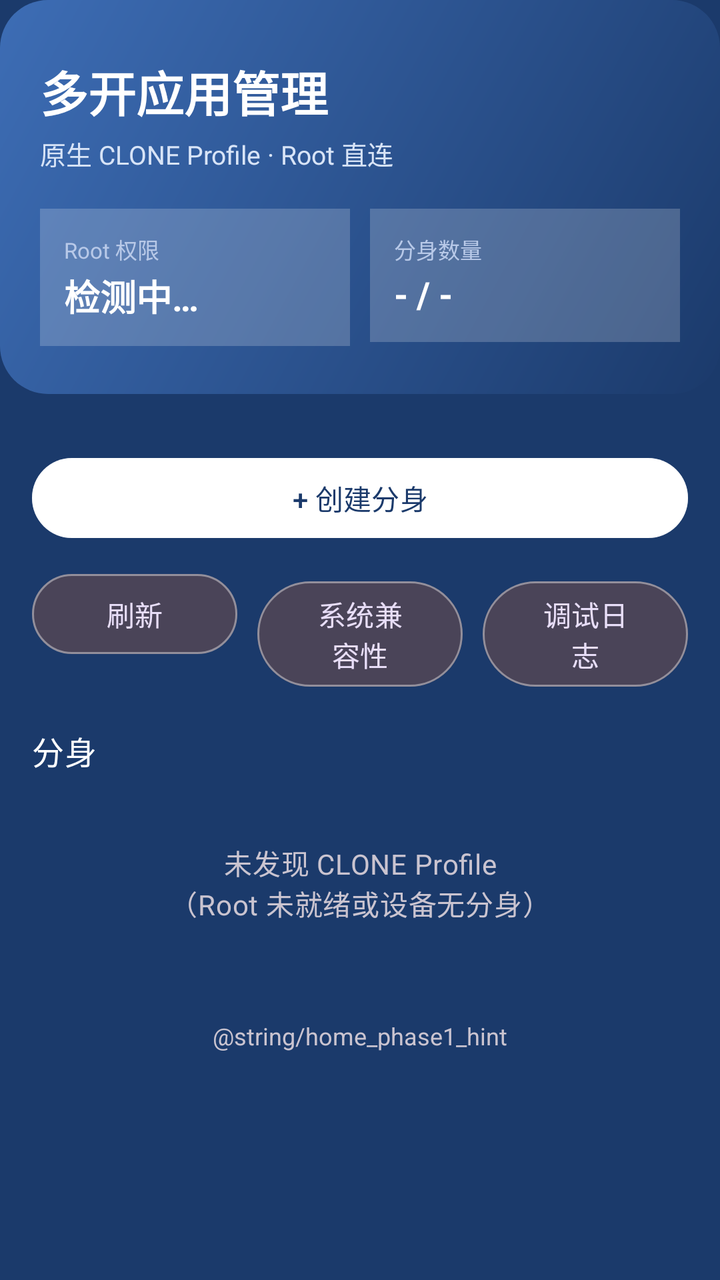
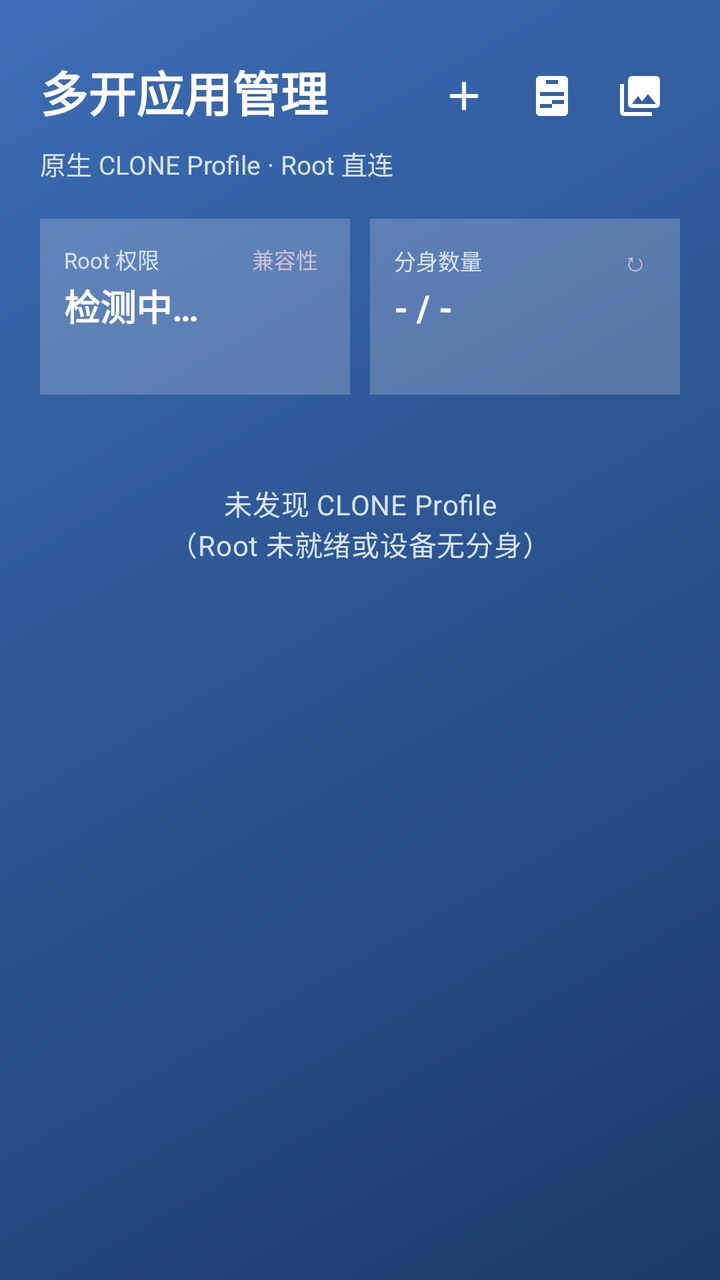

The first picture is an Android layout as it rendered before a commit; the second is the same layout after the commit. The layout source and the unified diff follow.
<!-- AndroidManifest.xml: application theme Theme.CloneManager -->
<!-- res/layout/activity_main.xml -->
<?xml version="1.0" encoding="utf-8"?>
<LinearLayout xmlns:android="http://schemas.android.com/apk/res/android"
    xmlns:app="http://schemas.android.com/apk/res-auto"
    android:layout_width="match_parent"
    android:layout_height="match_parent"
    android:orientation="vertical"
    android:background="?android:colorBackground">

    <LinearLayout
        android:layout_width="match_parent"
        android:layout_height="wrap_content"
        android:orientation="vertical"
        android:background="@drawable/bg_hero"
        android:paddingStart="20dp"
        android:paddingEnd="20dp"
        android:paddingTop="28dp"
        android:paddingBottom="24dp">

        <TextView
            android:layout_width="wrap_content"
            android:layout_height="wrap_content"
            android:text="@string/app_name"
            android:textColor="@color/hero_text"
            android:textSize="24sp"
            android:textStyle="bold" />

        <TextView
            android:layout_width="wrap_content"
            android:layout_height="wrap_content"
            android:layout_marginTop="4dp"
            android:text="原生 CLONE Profile · Root 直连"
            android:textColor="#D8E4F7"
            android:textSize="13sp" />

        <LinearLayout
            android:layout_width="match_parent"
            android:layout_height="wrap_content"
            android:layout_marginTop="18dp"
            android:orientation="horizontal">

            <LinearLayout
                android:layout_width="0dp"
                android:layout_height="wrap_content"
                android:layout_weight="1"
                android:orientation="vertical"
                android:background="#33FFFFFF"
                android:padding="12dp">

                <TextView
                    android:layout_width="wrap_content"
                    android:layout_height="wrap_content"
                    android:text="Root 权限"
                    android:textColor="#B8C9E8"
                    android:textSize="11sp" />

                <TextView
                    android:id="@+id/rootStatusHero"
                    android:layout_width="wrap_content"
                    android:layout_height="wrap_content"
                    android:layout_marginTop="2dp"
                    android:text="检测中…"
                    android:textColor="@color/hero_text"
                    android:textSize="18sp"
                    android:textStyle="bold" />
            </LinearLayout>

            <Space android:layout_width="10dp" android:layout_height="1dp" />

            <LinearLayout
                android:layout_width="0dp"
                android:layout_height="wrap_content"
                android:layout_weight="1"
                android:orientation="vertical"
                android:background="#33FFFFFF"
                android:padding="12dp">

                <TextView
                    android:layout_width="wrap_content"
                    android:layout_height="wrap_content"
                    android:text="分身数量"
                    android:textColor="#B8C9E8"
                    android:textSize="11sp" />

                <TextView
                    android:id="@+id/cloneCountHero"
                    android:layout_width="wrap_content"
                    android:layout_height="wrap_content"
                    android:layout_marginTop="2dp"
                    android:text="- / -"
                    android:textColor="@color/hero_text"
                    android:textSize="18sp"
                    android:textStyle="bold" />
            </LinearLayout>
        </LinearLayout>
    </LinearLayout>

    <ProgressBar
        android:id="@+id/progressBar"
        android:layout_width="wrap_content"
        android:layout_height="wrap_content"
        android:layout_gravity="center_horizontal"
        android:layout_marginTop="8dp"
        android:visibility="gone"
        android:indeterminate="true" />

    <androidx.core.widget.NestedScrollView
        android:layout_width="match_parent"
        android:layout_height="0dp"
        android:layout_weight="1"
        android:fillViewport="true">

        <LinearLayout
            android:layout_width="match_parent"
            android:layout_height="wrap_content"
            android:orientation="vertical"
            android:padding="16dp">

            <com.google.android.material.card.MaterialCardView
                android:id="@+id/errorCard"
                android:layout_width="match_parent"
                android:layout_height="wrap_content"
                android:visibility="gone"
                app:cardBackgroundColor="?attr/colorErrorContainer"
                app:cardCornerRadius="16dp"
                app:cardElevation="0dp">

                <TextView
                    android:id="@+id/errorText"
                    android:layout_width="match_parent"
                    android:layout_height="wrap_content"
                    android:padding="14dp"
                    android:textAppearance="@style/TextAppearance.Material3.BodyMedium"
                    android:textColor="?attr/colorOnErrorContainer" />
            </com.google.android.material.card.MaterialCardView>

            <com.google.android.material.button.MaterialButton
                android:id="@+id/btnCreate"
                style="@style/Widget.Material3.Button"
                android:layout_width="match_parent"
                android:layout_height="wrap_content"
                android:layout_marginTop="12dp"
                android:minHeight="48dp"
                android:drawableStart="@android:drawable/ic_input_add"
                android:drawableTint="?attr/colorOnPrimary"
                android:text="@string/action_create_clone" />

            <LinearLayout
                android:layout_width="match_parent"
                android:layout_height="wrap_content"
                android:layout_marginTop="10dp"
                android:orientation="horizontal">

                <com.google.android.material.button.MaterialButton
                    android:id="@+id/btnRefresh"
                    style="@style/Widget.Material3.Button.TonalButton"
                    android:layout_width="0dp"
                    android:layout_height="wrap_content"
                    android:layout_weight="1"
                    android:text="@string/home_refresh" />

                <com.google.android.material.button.MaterialButton
                    android:id="@+id/btnCompatibility"
                    style="@style/Widget.Material3.Button.TonalButton"
                    android:layout_width="0dp"
                    android:layout_height="wrap_content"
                    android:layout_marginStart="10dp"
                    android:layout_weight="1"
                    android:text="@string/home_compatibility" />

                <com.google.android.material.button.MaterialButton
                    android:id="@+id/btnLogs"
                    style="@style/Widget.Material3.Button.TonalButton"
                    android:layout_width="0dp"
                    android:layout_height="wrap_content"
                    android:layout_marginStart="10dp"
                    android:layout_weight="1"
                    android:text="调试日志" />
            </LinearLayout>

            <TextView
                android:id="@+id/cloneListTitle"
                android:layout_width="match_parent"
                android:layout_height="wrap_content"
                android:layout_marginTop="20dp"
                android:layout_marginBottom="10dp"
                android:text="@string/home_clone_list_title"
                android:textAppearance="@style/TextAppearance.Material3.TitleMedium" />

            <TextView
                android:id="@+id/cloneEmpty"
                android:layout_width="match_parent"
                android:layout_height="wrap_content"
                android:gravity="center"
                android:padding="24dp"
                android:text="@string/home_clone_empty"
                android:textAppearance="@style/TextAppearance.Material3.BodyMedium"
                android:textColor="?android:attr/textColorSecondary" />

            <androidx.recyclerview.widget.RecyclerView
                android:id="@+id/cloneList"
                android:layout_width="match_parent"
                android:layout_height="wrap_content"
                android:nestedScrollingEnabled="false"
                android:visibility="gone" />

            <TextView
                android:layout_width="match_parent"
                android:layout_height="wrap_content"
                android:layout_marginTop="20dp"
                android:padding="4dp"
                android:gravity="center"
                android:text="@string/home_phase1_hint"
                android:textSize="12sp"
                android:textColor="?android:attr/textColorSecondary" />
        </LinearLayout>
    </androidx.core.widget.NestedScrollView>
</LinearLayout>
<!-- resources referenced by this layout -->
<resources>
  <color name="hero_text">#FFFFFF</color>
  <!-- drawable bg_hero (drawable) -->
  <?xml version="1.0" encoding="utf-8"?>
  <shape xmlns:android="http://schemas.android.com/apk/res/android" android:shape="rectangle">
      <corners android:radius="24dp" />
      <gradient android:startColor="@color/hero_start" android:endColor="@color/hero_end" android:angle="135" />
  </shape>
  <string name="action_create_clone">+ 创建分身</string>
  <string name="app_name">多开应用管理</string>
  <string name="home_clone_empty">未发现 CLONE Profile\n（Root 未就绪或设备无分身）</string>
  <string name="home_clone_list_title">分身</string>
  <string name="home_compatibility">系统兼容性</string>
  <string name="home_refresh">刷新</string>
  <color name="hero_start">#1B3A6B</color>
  <color name="hero_end">#3D6DB5</color>
  <style name="ThemeOverlay.CloneManager.Dialog" parent="ThemeOverlay.Material3.Dialog">
          <item name="colorSurface">#26497F</item>
          <item name="colorOnSurface">#FFFFFF</item>
          <item name="colorOnSurfaceVariant">#D8E4F7</item>
          <item name="colorPrimary">#7FB0FF</item>
          <item name="android:textColorPrimary">#FFFFFF</item>
          <item name="android:textColorSecondary">#D8E4F7</item>
      </style>
  <style name="Widget.CloneManager.Button" parent="Widget.Material3.Button.OutlinedButton">
          <item name="android:textColor">#FFFFFF</item>
          <item name="strokeColor">#66FFFFFF</item>
          <item name="backgroundTint">@android:color/transparent</item>
      </style>
  <style name="Widget.CloneManager.Checkbox" parent="Widget.Material3.CompoundButton.CheckBox">
          <item name="android:button">@drawable/ic_checkbox_selector</item>
      </style>
  <style name="Widget.CloneManager.Tab" parent="Widget.Material3.TabLayout">
          <item name="tabTextColor">#B8C9E8</item>
          <item name="tabSelectedTextColor">#FFFFFF</item>
          <item name="tabIndicatorColor">#FFFFFF</item>
      </style>
  <!-- drawable bg_app_root (drawable) -->
  <?xml version="1.0" encoding="utf-8"?>
  <shape xmlns:android="http://schemas.android.com/apk/res/android"
      android:shape="rectangle">
      <gradient android:startColor="@color/hero_start" android:endColor="@color/hero_end" android:angle="135" android:type="linear" />
  </shape>
  <!-- drawable ic_checkbox_selector (drawable) -->
  <selector xmlns:android="http://schemas.android.com/apk/res/android">
      <item android:state_checked="true" android:drawable="@drawable/ic_check_white" />
      <item android:drawable="@drawable/ic_box_empty" />
  </selector>
  <!-- drawable ic_check_white (drawable) -->
  <vector xmlns:android="http://schemas.android.com/apk/res/android" android:width="24dp" android:height="24dp" android:viewportWidth="24" android:viewportHeight="24">
      <path android:fillColor="#00FFFFFF" android:strokeColor="#FFFFFF" android:strokeWidth="2.5" android:strokeLineCap="round" android:strokeLineJoin="round" android:pathData="M5,12.5 L9.5,17 L19,7" />
  </vector>
  <!-- drawable ic_box_empty (drawable) -->
  <shape xmlns:android="http://schemas.android.com/apk/res/android" android:shape="rectangle">
      <stroke android:width="1.5dp" android:color="#99FFFFFF" />
      <corners android:radius="4dp" />
      <solid android:color="#00FFFFFF" />
      <size android:width="24dp" android:height="24dp" />
  </shape>
  <!-- unchanged entries left out for length: 1 -->
</resources>

<!-- the commit's change to res/layout/activity_main.xml (unified diff, before → after) -->
@@ -1,217 +1,75 @@
 <?xml version="1.0" encoding="utf-8"?>
 <LinearLayout xmlns:android="http://schemas.android.com/apk/res/android"
     xmlns:app="http://schemas.android.com/apk/res-auto"
-    android:layout_width="match_parent"
-    android:layout_height="match_parent"
-    android:orientation="vertical"
-    android:background="?android:colorBackground">
-
-    <LinearLayout
-        android:layout_width="match_parent"
-        android:layout_height="wrap_content"
-        android:orientation="vertical"
-        android:background="@drawable/bg_hero"
-        android:paddingStart="20dp"
-        android:paddingEnd="20dp"
-        android:paddingTop="28dp"
-        android:paddingBottom="24dp">
-
-        <TextView
-            android:layout_width="wrap_content"
-            android:layout_height="wrap_content"
-            android:text="@string/app_name"
-            android:textColor="@color/hero_text"
-            android:textSize="24sp"
-            android:textStyle="bold" />
-
-        <TextView
-            android:layout_width="wrap_content"
-            android:layout_height="wrap_content"
-            android:layout_marginTop="4dp"
-            android:text="原生 CLONE Profile · Root 直连"
-            android:textColor="#D8E4F7"
-            android:textSize="13sp" />
-
-        <LinearLayout
-            android:layout_width="match_parent"
-            android:layout_height="wrap_content"
-            android:layout_marginTop="18dp"
-            android:orientation="horizontal">
-
-            <LinearLayout
-                android:layout_width="0dp"
-                android:layout_height="wrap_content"
-                android:layout_weight="1"
-                android:orientation="vertical"
-                android:background="#33FFFFFF"
-                android:padding="12dp">
-
-                <TextView
-                    android:layout_width="wrap_content"
-                    android:layout_height="wrap_content"
-                    android:text="Root 权限"
-                    android:textColor="#B8C9E8"
-                    android:textSize="11sp" />
-
-                <TextView
-                    android:id="@+id/rootStatusHero"
-                    android:layout_width="wrap_content"
-                    android:layout_height="wrap_content"
-                    android:layout_marginTop="2dp"
-                    android:text="检测中…"
-                    android:textColor="@color/hero_text"
-                    android:textSize="18sp"
-                    android:textStyle="bold" />
+    android:layout_width="match_parent" android:layout_height="match_parent"
+    android:orientation="vertical" android:background="?attr/rootBackground">
+    <LinearLayout android:layout_width="match_parent" android:layout_height="wrap_content" android:orientation="vertical"
+        android:paddingStart="20dp" android:paddingEnd="20dp" android:paddingTop="28dp" android:paddingBottom="12dp">
+        <RelativeLayout android:layout_width="match_parent" android:layout_height="wrap_content">
+            <TextView android:layout_width="wrap_content" android:layout_height="wrap_content" android:layout_alignParentStart="true"
+                android:text="@string/app_name" android:textColor="?attr/colorOnSurface" android:textSize="24sp" android:textStyle="bold" />
+            <LinearLayout android:layout_width="wrap_content" android:layout_height="wrap_content" android:layout_alignParentEnd="true"
+                android:orientation="horizontal" android:gravity="center_vertical">
+                <androidx.appcompat.widget.AppCompatImageButton android:id="@+id/btnCreate" android:layout_width="40dp" android:layout_height="40dp"
+                    android:background="?attr/selectableItemBackgroundBorderless" android:contentDescription="创建分身"
+                    android:src="@drawable/ic_add" android:scaleType="centerInside" app:tint="?attr/colorOnSurface" />
+                <androidx.appcompat.widget.AppCompatImageButton android:id="@+id/btnLogs" android:layout_width="40dp" android:layout_height="40dp"
+                    android:layout_marginStart="4dp" android:background="?attr/selectableItemBackgroundBorderless"
+                    android:contentDescription="调试日志" android:src="@drawable/ic_book" android:scaleType="centerInside" app:tint="?attr/colorOnSurface" />
+                <androidx.appcompat.widget.AppCompatImageButton android:id="@+id/btnTheme" android:layout_width="40dp" android:layout_height="40dp"
+                    android:layout_marginStart="4dp" android:background="?attr/selectableItemBackgroundBorderless"
+                    android:contentDescription="主题管理" android:src="@drawable/ic_gallery" android:scaleType="centerInside" app:tint="?attr/colorOnSurface" />
             </LinearLayout>
-
+        </RelativeLayout>
+        <TextView android:layout_width="wrap_content" android:layout_height="wrap_content" android:layout_marginTop="4dp"
+            android:text="原生 CLONE Profile · Root 直连" android:textColor="?attr/colorOnSurfaceVariant" android:textSize="13sp" />
+        <LinearLayout android:layout_width="match_parent" android:layout_height="wrap_content" android:layout_marginTop="18dp" android:orientation="horizontal">
+            <LinearLayout android:layout_width="0dp" android:layout_height="88dp" android:layout_weight="1" android:orientation="vertical"
+                android:background="#33FFFFFF" android:padding="12dp">
+                <LinearLayout android:layout_width="match_parent" android:layout_height="wrap_content" android:orientation="horizontal" android:gravity="center_vertical">
+                    <TextView android:layout_width="0dp" android:layout_height="wrap_content" android:layout_weight="1"
+                        android:text="Root 权限" android:textColor="?attr/colorOnSurfaceVariant" android:textSize="11sp" />
+                    <TextView android:id="@+id/btnCompatibility" android:layout_width="wrap_content" android:layout_height="wrap_content"
+                        android:text="兼容性" android:textColor="?attr/colorSecondary" android:textSize="11sp"
+                        android:paddingStart="4dp" android:paddingEnd="4dp" android:background="?attr/selectableItemBackground" />
+                </LinearLayout>
+                <TextView android:id="@+id/rootStatusHero" android:layout_width="wrap_content" android:layout_height="wrap_content"
+                    android:layout_marginTop="2dp" android:text="检测中…" android:textColor="?attr/colorOnSurface"
+                    android:textSize="18sp" android:textStyle="bold" />
+            </LinearLayout>
             <Space android:layout_width="10dp" android:layout_height="1dp" />
-
-            <LinearLayout
-                android:layout_width="0dp"
-                android:layout_height="wrap_content"
-                android:layout_weight="1"
-                android:orientation="vertical"
-                android:background="#33FFFFFF"
-                android:padding="12dp">
-
-                <TextView
-                    android:layout_width="wrap_content"
-                    android:layout_height="wrap_content"
-                    android:text="分身数量"
-                    android:textColor="#B8C9E8"
-                    android:textSize="11sp" />
-
-                <TextView
-                    android:id="@+id/cloneCountHero"
-                    android:layout_width="wrap_content"
-                    android:layout_height="wrap_content"
-                    android:layout_marginTop="2dp"
-                    android:text="- / -"
-                    android:textColor="@color/hero_text"
-                    android:textSize="18sp"
-                    android:textStyle="bold" />
+            <LinearLayout android:layout_width="0dp" android:layout_height="88dp" android:layout_weight="1" android:orientation="vertical"
+                android:background="#33FFFFFF" android:padding="12dp">
+                <LinearLayout android:layout_width="match_parent" android:layout_height="wrap_content" android:orientation="horizontal" android:gravity="center_vertical">
+                    <TextView android:layout_width="0dp" android:layout_height="wrap_content" android:layout_weight="1"
+                        android:text="分身数量" android:textColor="?attr/colorOnSurfaceVariant" android:textSize="11sp" />
+                    <TextView android:id="@+id/btnRefresh" android:layout_width="wrap_content" android:layout_height="wrap_content"
+                        android:text="↻" android:textColor="?attr/colorSecondary" android:textSize="13sp"
+                        android:paddingStart="4dp" android:paddingEnd="4dp" android:background="?attr/selectableItemBackground" />
+                </LinearLayout>
+                <TextView android:id="@+id/cloneCountHero" android:layout_width="wrap_content" android:layout_height="wrap_content"
+                    android:layout_marginTop="2dp" android:text="- / -" android:textColor="?attr/colorOnSurface"
+                    android:textSize="18sp" android:textStyle="bold" />
             </LinearLayout>
         </LinearLayout>
     </LinearLayout>
-
-    <ProgressBar
-        android:id="@+id/progressBar"
-        android:layout_width="wrap_content"
-        android:layout_height="wrap_content"
-        android:layout_gravity="center_horizontal"
-        android:layout_marginTop="8dp"
-        android:visibility="gone"
-        android:indeterminate="true" />
-
-    <androidx.core.widget.NestedScrollView
-        android:layout_width="match_parent"
-        android:layout_height="0dp"
-        android:layout_weight="1"
-        android:fillViewport="true">
-
-        <LinearLayout
-            android:layout_width="match_parent"
-            android:layout_height="wrap_content"
-            android:orientation="vertical"
-            android:padding="16dp">
-
-            <com.google.android.material.card.MaterialCardView
-                android:id="@+id/errorCard"
-                android:layout_width="match_parent"
-                android:layout_height="wrap_content"
-                android:visibility="gone"
-                app:cardBackgroundColor="?attr/colorErrorContainer"
-                app:cardCornerRadius="16dp"
-                app:cardElevation="0dp">
-
-                <TextView
-                    android:id="@+id/errorText"
-                    android:layout_width="match_parent"
-                    android:layout_height="wrap_content"
-                    android:padding="14dp"
-                    android:textAppearance="@style/TextAppearance.Material3.BodyMedium"
-                    android:textColor="?attr/colorOnErrorContainer" />
+    <ProgressBar android:id="@+id/progressBar" android:layout_width="wrap_content" android:layout_height="wrap_content"
+        android:layout_gravity="center_horizontal" android:layout_marginTop="8dp" android:indeterminateTint="@android:color/white"
+        android:visibility="gone" android:indeterminate="true" />
+    <androidx.core.widget.NestedScrollView android:layout_width="match_parent" android:layout_height="0dp" android:layout_weight="1" android:fillViewport="true">
+        <LinearLayout android:layout_width="match_parent" android:layout_height="wrap_content" android:orientation="vertical"
+            android:paddingStart="16dp" android:paddingEnd="16dp" android:paddingTop="8dp" android:paddingBottom="16dp">
+            <com.google.android.material.card.MaterialCardView android:id="@+id/errorCard" android:layout_width="match_parent"
+                android:layout_height="wrap_content" android:visibility="gone" app:cardBackgroundColor="#66FF0000"
+                app:cardCornerRadius="16dp" app:cardElevation="0dp">
+                <TextView android:id="@+id/errorText" android:layout_width="match_parent" android:layout_height="wrap_content"
+                    android:padding="14dp" android:textAppearance="@style/TextAppearance.Material3.BodyMedium" android:textColor="?attr/colorOnSurface" />
             </com.google.android.material.card.MaterialCardView>
-
-            <com.google.android.material.button.MaterialButton
-                android:id="@+id/btnCreate"
-                style="@style/Widget.Material3.Button"
-                android:layout_width="match_parent"
-                android:layout_height="wrap_content"
-                android:layout_marginTop="12dp"
-                android:minHeight="48dp"
-                android:drawableStart="@android:drawable/ic_input_add"
-                android:drawableTint="?attr/colorOnPrimary"
-                android:text="@string/action_create_clone" />
-
-            <LinearLayout
-                android:layout_width="match_parent"
-                android:layout_height="wrap_content"
-                android:layout_marginTop="10dp"
-                android:orientation="horizontal">
-
-                <com.google.android.material.button.MaterialButton
-                    android:id="@+id/btnRefresh"
-                    style="@style/Widget.Material3.Button.TonalButton"
-                    android:layout_width="0dp"
-                    android:layout_height="wrap_content"
-                    android:layout_weight="1"
-                    android:text="@string/home_refresh" />
-
-                <com.google.android.material.button.MaterialButton
-                    android:id="@+id/btnCompatibility"
-                    style="@style/Widget.Material3.Button.TonalButton"
-                    android:layout_width="0dp"
-                    android:layout_height="wrap_content"
-                    android:layout_marginStart="10dp"
-                    android:layout_weight="1"
-                    android:text="@string/home_compatibility" />
-
-                <com.google.android.material.button.MaterialButton
-                    android:id="@+id/btnLogs"
-                    style="@style/Widget.Material3.Button.TonalButton"
-                    android:layout_width="0dp"
-                    android:layout_height="wrap_content"
-                    android:layout_marginStart="10dp"
-                    android:layout_weight="1"
-                    android:text="调试日志" />
-            </LinearLayout>
-
-            <TextView
-                android:id="@+id/cloneListTitle"
-                android:layout_width="match_parent"
-                android:layout_height="wrap_content"
-                android:layout_marginTop="20dp"
-                android:layout_marginBottom="10dp"
-                android:text="@string/home_clone_list_title"
-                android:textAppearance="@style/TextAppearance.Material3.TitleMedium" />
-
-            <TextView
-                android:id="@+id/cloneEmpty"
-                android:layout_width="match_parent"
-                android:layout_height="wrap_content"
-                android:gravity="center"
-                android:padding="24dp"
-                android:text="@string/home_clone_empty"
-                android:textAppearance="@style/TextAppearance.Material3.BodyMedium"
-                android:textColor="?android:attr/textColorSecondary" />
-
-            <androidx.recyclerview.widget.RecyclerView
-                android:id="@+id/cloneList"
-                android:layout_width="match_parent"
-                android:layout_height="wrap_content"
-                android:nestedScrollingEnabled="false"
-                android:visibility="gone" />
-
-            <TextView
-                android:layout_width="match_parent"
-                android:layout_height="wrap_content"
-                android:layout_marginTop="20dp"
-                android:padding="4dp"
-                android:gravity="center"
-                android:text="@string/home_phase1_hint"
-                android:textSize="12sp"
-                android:textColor="?android:attr/textColorSecondary" />
+            <TextView android:id="@+id/cloneEmpty" android:layout_width="match_parent" android:layout_height="wrap_content"
+                android:gravity="center" android:padding="24dp" android:text="@string/home_clone_empty"
+                android:textAppearance="@style/TextAppearance.Material3.BodyMedium" android:textColor="?attr/colorOnSurfaceVariant" />
+            <androidx.recyclerview.widget.RecyclerView android:id="@+id/cloneList" android:layout_width="match_parent"
+                android:layout_height="wrap_content" android:nestedScrollingEnabled="false" android:visibility="gone" />
         </LinearLayout>
     </androidx.core.widget.NestedScrollView>
 </LinearLayout>
<!-- resource entries referenced after the edit -->
@@ -1,18 +1,20 @@
 <!-- resources referenced by this layout -->
 <resources>
+  <!-- drawable ic_add (drawable) -->
+  <vector xmlns:android="http://schemas.android.com/apk/res/android" android:width="24dp" android:height="24dp" android:viewportWidth="24" android:viewportHeight="24">
+      <path android:fillColor="#FFFFFFFF" android:pathData="M19,13h-6v6h-2v-6H5v-2h6V5h2v6h6v2z" />
+  </vector>
+  <!-- drawable ic_book (drawable) -->
+  <vector xmlns:android="http://schemas.android.com/apk/res/android" android:width="24dp" android:height="24dp" android:viewportWidth="24" android:viewportHeight="24">
+      <path android:fillColor="#FFFFFF" android:pathData="M18,2H6C4.9,2 4,2.9 4,4v16c0,1.1 0.9,2 2,2h12c1.1,0 2,-0.9 2,-2V4C20,2.9 19.1,2 18,2zM9,4h6v2H9V4zM12,18H6v-2h6V18zM18,16h-6v-2h6V16zM18,12H6v-2h12V12z" />
+  </vector>
+  <!-- drawable ic_gallery (drawable) -->
+  <vector xmlns:android="http://schemas.android.com/apk/res/android" android:width="24dp" android:height="24dp" android:viewportWidth="24" android:viewportHeight="24">
+      <path android:fillColor="#FFFFFFFF" android:pathData="M22,16V4c0,-1.1 -0.9,-2 -2,-2H8c-1.1,0 -2,0.9 -2,2v12c0,1.1 0.9,2 2,2h12c1.1,0 2,-0.9 2,-2zM11,12l2.03,2.71L16,11l4,5H8l3,-4zM2,6v14c0,1.1 0.9,2 2,2h14v-2H4V6H2z" />
+  </vector>
   <color name="hero_text">#FFFFFF</color>
-  <!-- drawable bg_hero (drawable) -->
-  <?xml version="1.0" encoding="utf-8"?>
-  <shape xmlns:android="http://schemas.android.com/apk/res/android" android:shape="rectangle">
-      <corners android:radius="24dp" />
-      <gradient android:startColor="@color/hero_start" android:endColor="@color/hero_end" android:angle="135" />
-  </shape>
-  <string name="action_create_clone">+ 创建分身</string>
   <string name="app_name">多开应用管理</string>
   <string name="home_clone_empty">未发现 CLONE Profile\n（Root 未就绪或设备无分身）</string>
-  <string name="home_clone_list_title">分身</string>
-  <string name="home_compatibility">系统兼容性</string>
-  <string name="home_refresh">刷新</string>
   <color name="hero_start">#1B3A6B</color>
   <color name="hero_end">#3D6DB5</color>
   <style name="ThemeOverlay.CloneManager.Dialog" parent="ThemeOverlay.Material3.Dialog">
